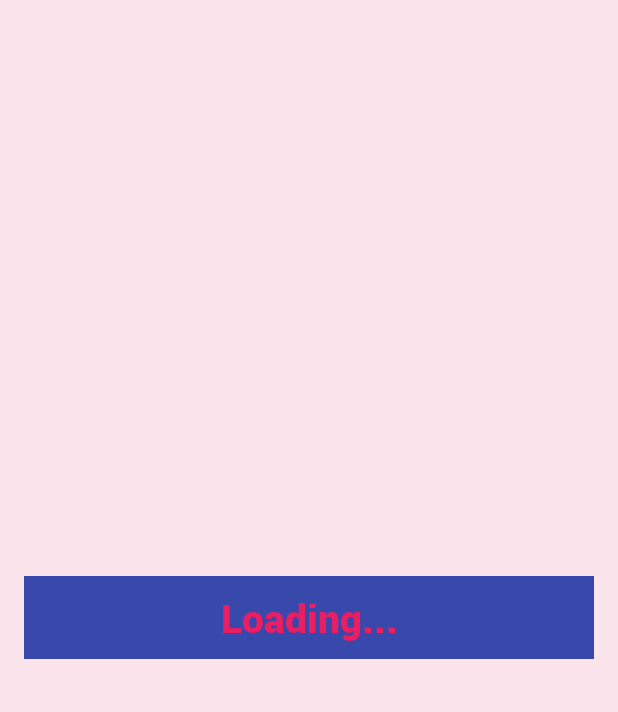
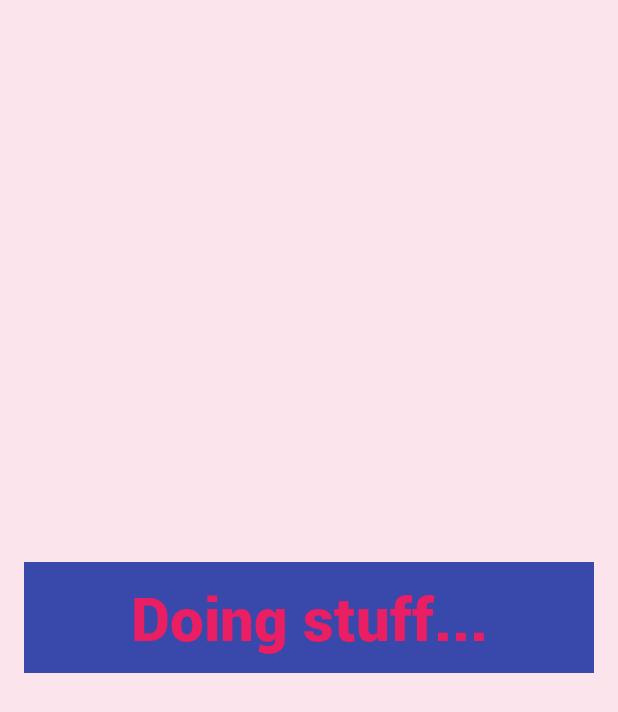
Before and after one commit to mdevoto/GuessIt, an Android app: the layout activity_loading_game.xml on its own in the app's theme, with its tools: preview values and no code run, on a phone screen of 412 x 824 dp. Shown: the top 712 px of the screen. Run offline under Robolectric (Android 15) with nearby library versions, the phone set to English and light mode, and no system bars.

Commit message:
Created loading game activity..renamed layout

```diff
--- a/app/src/main/java/com/deevs/guessit/activities/MainMenuActivity.java
+++ b/app/src/main/java/com/deevs/guessit/activities/MainMenuActivity.java
@@ -47,8 +47,8 @@ public class MainMenuActivity extends Activity {
                 final Runnable gameLobbyRunnable = new Runnable() {
                     @Override
                     public void run() {
-                        final Intent startLobbyIntent = new Intent(getApplicationContext(), GameLobbyActivity.class);
-                        startActivity(startLobbyIntent);
+                        final Intent startLoadingIntent = new Intent(getApplicationContext(), LoadingGameActivity.class);
+                        startActivity(startLoadingIntent);
                     }
                 };
                 new Handler().post(gameLobbyRunnable);
--- a/app/src/main/res/layout/activity_game_lobby_loading.xml
+++ b/app/src/main/res/layout/activity_loading_game.xml
@@ -12,8 +12,8 @@
         android:layout_width="match_parent"
         android:layout_height="wrap_content"
         app:font="Roboto-Black.ttf"
-        android:text="Loading..."
-        android:textSize="26dp"
+        android:text="Doing stuff..."
+        android:textSize="40dp"
         android:gravity="center"
         style="@style/text_style_blue_pink"/>
 
```
Also changed, not shown: app/src/main/java/com/deevs/guessit/activities/LoadingGameActivity.java (+38 -4 lines).
